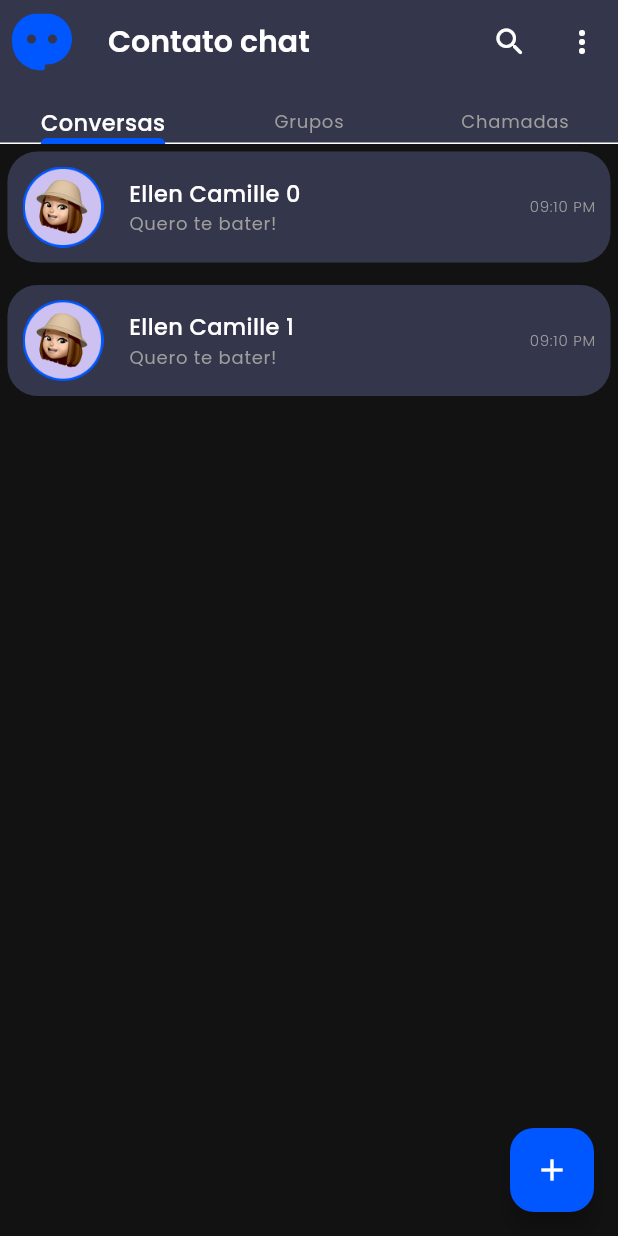
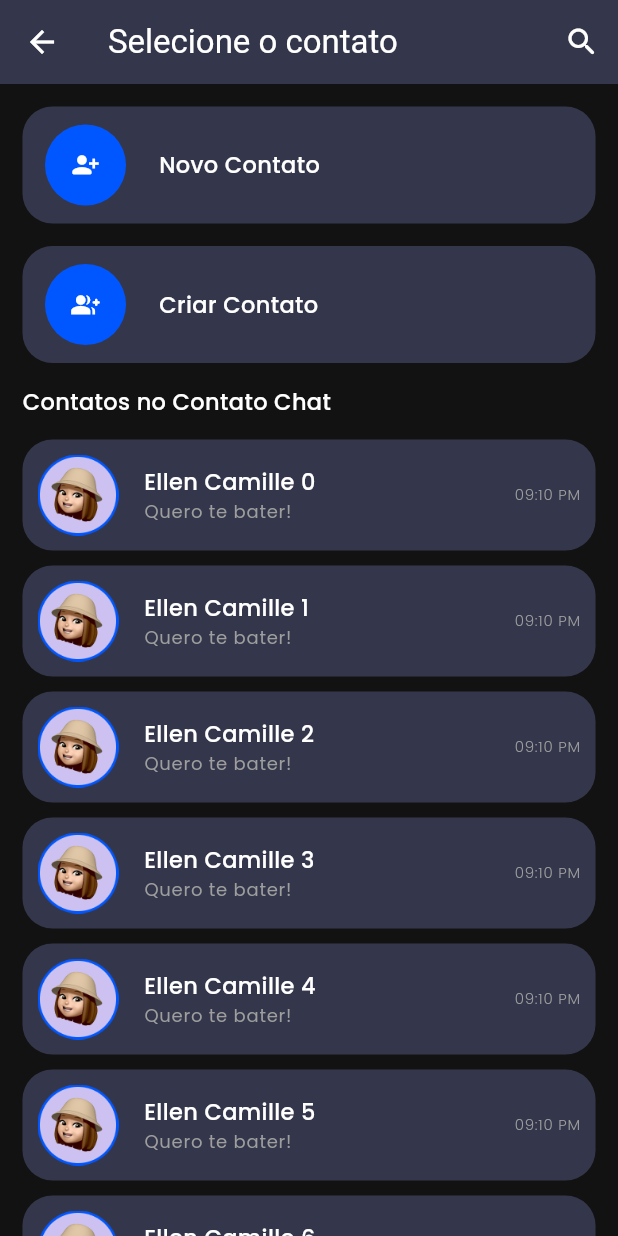
Before and after one commit to AntonioAndradeGomes/chat_app, a Flutter app: the HomePage screen opened by its route, after a tap on the "add" icon, on a phone screen of 412 x 824 dp. Run offline on Flutter 3.47's test engine with Material 3 defaults, Android fonts, the phone set to English and light mode, and no system bars; our stand-ins replace cloud_firestore, firebase_auth, firebase_core, firebase_storage, flutter_svg, get and 2 more; accounts and stored records are empty.

Commit message:
search contact page

```diff
--- a/lib/config/routes/pages.dart
+++ b/lib/config/routes/pages.dart
@@ -1,6 +1,7 @@
 import 'package:chat_app/config/routes/routes.dart';
 import 'package:chat_app/pages/auth/auth_page.dart';
 import 'package:chat_app/pages/chat/chat_page.dart';
+import 'package:chat_app/pages/contact/contact_page.dart';
 import 'package:chat_app/pages/home/home_page.dart';
 import 'package:chat_app/pages/splash/splash_page.dart';
 import 'package:chat_app/pages/welcome/welcome_page.dart';
@@ -40,6 +41,11 @@ abstract class AppPages {
       page: () => const ProfilePage(),
       transition: Transition.rightToLeft,
     ),
+    GetPage(
+      name: Routes.contactPage,
+      page: () => const ContactPage(),
+      transition: Transition.rightToLeft,
+    )
     /*GetPage(
       name: Routes.updateProfile,
       page: () => const UserUpdateProfilePage(),
--- a/lib/config/routes/routes.dart
+++ b/lib/config/routes/routes.dart
@@ -6,4 +6,5 @@ abstract class Routes {
   static const chat = '/chat';
   static const profile = '/profile';
   static const updateProfile = '/updateProfile';
+  static const contactPage = '/contactPage';
 }
--- /dev/null
+++ b/lib/pages/contact/contact_page.dart
@@ -0,0 +1,79 @@
+import 'package:chat_app/config/assets_images.dart';
+import 'package:chat_app/pages/contact/widgets/contact_search.dart';
+import 'package:chat_app/pages/contact/widgets/new_contact_tile.dart';
+import 'package:chat_app/pages/home/widgets/chat_tile_widget.dart';
+import 'package:flutter/material.dart';
+import 'package:get/get.dart';
+
+class ContactPage extends StatelessWidget {
+  const ContactPage({super.key});
+
+  @override
+  Widget build(BuildContext context) {
+    final isSearchEnable = false.obs;
+    return Scaffold(
+      appBar: AppBar(
+        title: const Text(
+          'Selecione o contato',
+        ),
+        actions: [
+          Obx(
+            () => IconButton(
+              onPressed: () {
+                isSearchEnable.value = !isSearchEnable.value;
+              },
+              icon: Icon(
+                isSearchEnable.value ? Icons.close : Icons.search_rounded,
+              ),
+            ),
+          ),
+        ],
+      ),
+      body: ListView(
+        padding: const EdgeInsets.all(15),
+        children: [
+          Obx(
+            () =>
+                isSearchEnable.value ? const ContactSearch() : const SizedBox(),
+          ),
+          NewContactTile(
+            btnName: "Novo Contato",
+            onTap: () {},
+          ),
+          const SizedBox(
+            height: 15,
+          ),
+          NewContactTile(
+            btnName: "Criar Contato",
+            icon: Icons.group_add_rounded,
+            onTap: () {},
+          ),
+          const Padding(
+            padding: EdgeInsets.symmetric(
+              vertical: 15,
+            ),
+            child: Text("Contatos no Contato Chat"),
+          ),
+          Column(
+            children: List.generate(
+                10,
+                (index) => Padding(
+                      padding: const EdgeInsets.only(
+                        bottom: 10,
+                      ),
+                      child: InkWell(
+                        onTap: () {},
+                        child: ChatTileWidget(
+                          imageUrl: AssetsImages.girlPic,
+                          lastChat: 'Quero te bater!',
+                          lastTime: '09:10 PM',
+                          name: 'Ellen Camille $index',
+                        ),
+                      ),
+                    )),
+          ),
+        ],
+      ),
+    );
+  }
+}
--- /dev/null
+++ b/lib/pages/contact/widgets/contact_search.dart
@@ -0,0 +1,31 @@
+import 'package:flutter/material.dart';
+
+class ContactSearch extends StatelessWidget {
+  const ContactSearch({super.key});
+
+  @override
+  Widget build(BuildContext context) {
+    return Container(
+      margin: const EdgeInsets.only(
+        bottom: 10,
+      ),
+      padding: const EdgeInsets.all(5),
+      decoration: BoxDecoration(
+        borderRadius: BorderRadius.circular(10),
+        color: Theme.of(context).colorScheme.primaryContainer,
+      ),
+      child: TextField(
+        textInputAction: TextInputAction.done,
+        onSubmitted: (value) {
+          print("value");
+        },
+        decoration: const InputDecoration(
+          hintText: "Buscar contato",
+          prefixIcon: Icon(
+            Icons.search_rounded,
+          ),
+        ),
+      ),
+    );
+  }
+}
--- /dev/null
+++ b/lib/pages/contact/widgets/new_contact_tile.dart
@@ -0,0 +1,62 @@
+import 'package:flutter/material.dart';
+
+class NewContactTile extends StatelessWidget {
+  final String btnName;
+  final GestureTapCallback? onTap;
+  final IconData? icon;
+  const NewContactTile({
+    super.key,
+    required this.btnName,
+    this.onTap,
+    this.icon,
+  });
+
+  @override
+  Widget build(BuildContext context) {
+    return Container(
+      decoration: BoxDecoration(
+        color: Theme.of(context).colorScheme.primaryContainer,
+        borderRadius: BorderRadius.circular(20),
+      ),
+      child: Material(
+        color: Colors.transparent,
+        borderRadius: BorderRadius.circular(20),
+        child: InkWell(
+          borderRadius: BorderRadius.circular(20),
+          onTap: onTap,
+          child: Padding(
+            padding: const EdgeInsets.symmetric(
+              vertical: 12,
+              horizontal: 15,
+            ),
+            child: Row(
+              children: [
+                Container(
+                  width: 54,
+                  height: 54,
+                  decoration: BoxDecoration(
+                    color: Theme.of(context).colorScheme.primary,
+                    shape: BoxShape.circle,
+                  ),
+                  child: Center(
+                    child: Icon(
+                      size: 19,
+                      icon ?? Icons.person_add_alt_1_rounded,
+                    ),
+                  ),
+                ),
+                const SizedBox(
+                  width: 22,
+                ),
+                Text(
+                  btnName,
+                  style: Theme.of(context).textTheme.bodyMedium,
+                ),
+              ],
+            ),
+          ),
+        ),
+      ),
+    );
+  }
+}
--- a/lib/pages/home/home_page.dart
+++ b/lib/pages/home/home_page.dart
@@ -62,7 +62,9 @@ class _HomePageState extends State<HomePage> with TickerProviderStateMixin {
           ),
         ),
         floatingActionButton: FloatingActionButton(
-          onPressed: () {},
+          onPressed: () {
+            Get.toNamed(Routes.contactPage);
+          },
           backgroundColor: Theme.of(context).colorScheme.primary,
           child: Icon(
             Icons.add,
```
Also changed, not shown: 9 other files.
